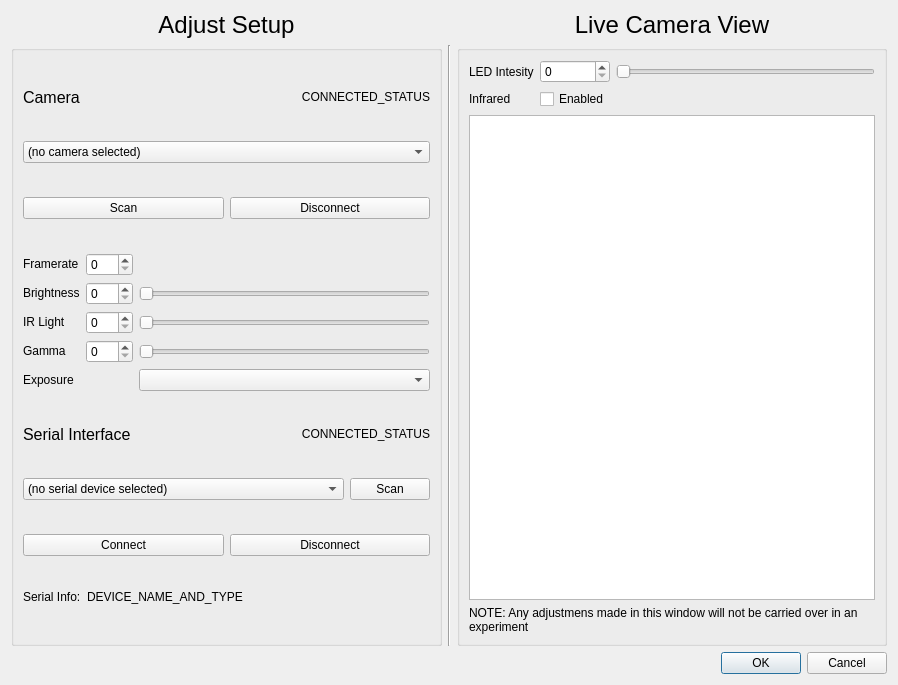
The window that src/UI/settings_dialog.ui (simenfuglestad/CI-VTS) describes before a commit, drawn with Qt 5.
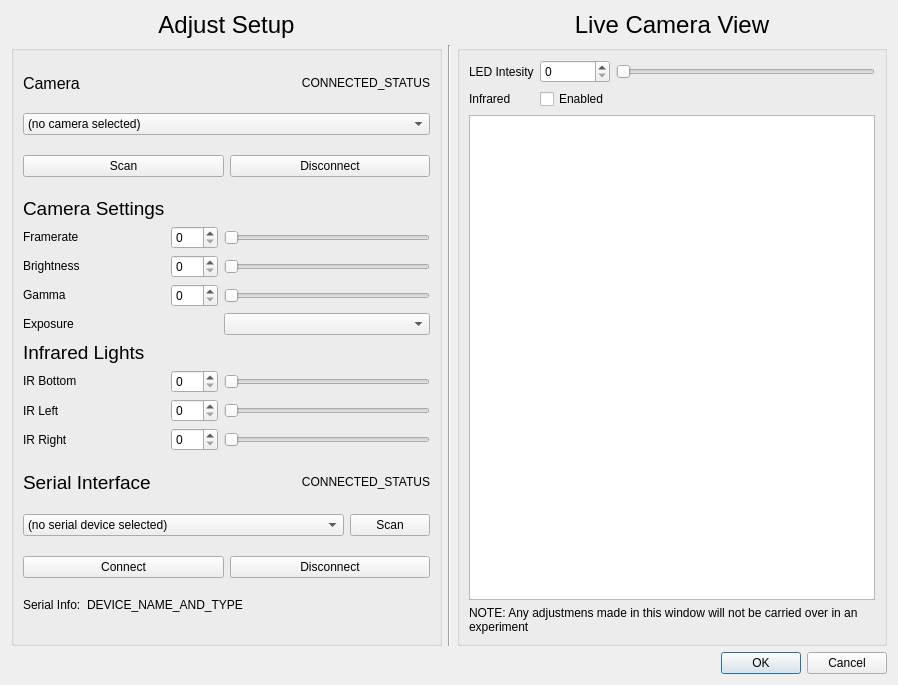
The same window after the commit. Custom widgets are drawn as their Qt base class.

Commit message: Added separate adjustments for sliders

```diff
--- a/src/UI/settings_dialog.ui
+++ b/src/UI/settings_dialog.ui
@@ -149,19 +149,6 @@
         </item>
         <item>
          <layout class="QGridLayout" name="gridLayout_2">
-          <item row="5" column="0">
-           <widget class="QLabel" name="label_7">
-            <property name="sizePolicy">
-             <sizepolicy hsizetype="Preferred" vsizetype="Fixed">
-              <horstretch>0</horstretch>
-              <verstretch>0</verstretch>
-             </sizepolicy>
-            </property>
-            <property name="text">
-             <string>Exposure</string>
-            </property>
-           </widget>
-          </item>
           <item row="3" column="1">
            <widget class="QSpinBox" name="spin_gamma">
             <property name="maximum">
@@ -169,67 +156,7 @@
             </property>
            </widget>
           </item>
-          <item row="0" column="0">
-           <widget class="QLabel" name="label_5">
-            <property name="sizePolicy">
-             <sizepolicy hsizetype="Preferred" vsizetype="Fixed">
-              <horstretch>0</horstretch>
-              <verstretch>0</verstretch>
-             </sizepolicy>
-            </property>
-            <property name="text">
-             <string>Framerate</string>
-            </property>
-           </widget>
-          </item>
-          <item row="1" column="0">
-           <widget class="QLabel" name="label_4">
-            <property name="sizePolicy">
-             <sizepolicy hsizetype="Preferred" vsizetype="Fixed">
-              <horstretch>0</horstretch>
-              <verstretch>0</verstretch>
-             </sizepolicy>
-            </property>
-            <property name="text">
-             <string>Brightness</string>
-            </property>
-           </widget>
-          </item>
-          <item row="0" column="1">
-           <widget class="QSpinBox" name="spin_framerate">
-            <property name="maximum">
-             <number>100</number>
-            </property>
-           </widget>
-          </item>
           <item row="2" column="1">
-           <widget class="QSpinBox" name="spin_IR_LED">
-            <property name="maximum">
-             <number>100</number>
-            </property>
-           </widget>
-          </item>
-          <item row="1" column="2">
-           <widget class="QSlider" name="hslider_brightness">
-            <property name="maximum">
-             <number>100</number>
-            </property>
-            <property name="orientation">
-             <enum>Qt::Horizontal</enum>
-            </property>
-           </widget>
-          </item>
-          <item row="3" column="2">
-           <widget class="QSlider" name="hslider_gamma">
-            <property name="maximum">
-             <number>100</number>
-            </property>
-            <property name="orientation">
-             <enum>Qt::Horizontal</enum>
-            </property>
-           </widget>
-          </item>
-          <item row="1" column="1">
            <widget class="QSpinBox" name="spin_brightness">
             <property name="maximum">
              <number>100</number>
@@ -237,7 +164,7 @@
            </widget>
           </item>
           <item row="2" column="0">
-           <widget class="QLabel" name="label_6">
+           <widget class="QLabel" name="label_4">
             <property name="sizePolicy">
              <sizepolicy hsizetype="Preferred" vsizetype="Fixed">
               <horstretch>0</horstretch>
@@ -245,7 +172,33 @@
              </sizepolicy>
             </property>
             <property name="text">
-             <string>IR Light</string>
+             <string>Brightness</string>
+            </property>
+           </widget>
+          </item>
+          <item row="8" column="1">
+           <widget class="QSpinBox" name="spin_IR_right"/>
+          </item>
+          <item row="7" column="1">
+           <widget class="QSpinBox" name="spin_IR_left"/>
+          </item>
+          <item row="6" column="2">
+           <widget class="QSlider" name="hslider_IR_bottom">
+            <property name="maximum">
+             <number>100</number>
+            </property>
+            <property name="tracking">
+             <bool>true</bool>
+            </property>
+            <property name="orientation">
+             <enum>Qt::Horizontal</enum>
+            </property>
+           </widget>
+          </item>
+          <item row="7" column="2">
+           <widget class="QSlider" name="hslider_IR_left">
+            <property name="orientation">
+             <enum>Qt::Horizontal</enum>
             </property>
            </widget>
           </item>
@@ -262,8 +215,79 @@
             </property>
            </widget>
           </item>
+          <item row="6" column="1">
+           <widget class="QSpinBox" name="spin_IR_bottom">
+            <property name="maximum">
+             <number>100</number>
+            </property>
+           </widget>
+          </item>
+          <item row="4" column="0">
+           <widget class="QLabel" name="label_7">
+            <property name="sizePolicy">
+             <sizepolicy hsizetype="Preferred" vsizetype="Fixed">
+              <horstretch>0</horstretch>
+              <verstretch>0</verstretch>
+             </sizepolicy>
+            </property>
+            <property name="text">
+             <string>Exposure</string>
+            </property>
+           </widget>
+          </item>
+          <item row="1" column="0">
+           <widget class="QLabel" name="label_5">
+            <property name="sizePolicy">
+             <sizepolicy hsizetype="Preferred" vsizetype="Fixed">
+              <horstretch>0</horstretch>
+              <verstretch>0</verstretch>
+             </sizepolicy>
+            </property>
+            <property name="text">
+             <string>Framerate</string>
+            </property>
+           </widget>
+          </item>
+          <item row="6" column="0">
+           <widget class="QLabel" name="label_6">
+            <property name="sizePolicy">
+             <sizepolicy hsizetype="Preferred" vsizetype="Fixed">
+              <horstretch>0</horstretch>
+              <verstretch>0</verstretch>
+             </sizepolicy>
+            </property>
+            <property name="text">
+             <string>IR Bottom</string>
+            </property>
+           </widget>
+          </item>
+          <item row="1" column="1">
+           <widget class="QSpinBox" name="spin_framerate">
+            <property name="maximum">
+             <number>100</number>
+            </property>
+           </widget>
+          </item>
+          <item row="5" column="0">
+           <widget class="QLabel" name="label_17">
+            <property name="sizePolicy">
+             <sizepolicy hsizetype="Preferred" vsizetype="Maximum">
+              <horstretch>0</horstretch>
+              <verstretch>0</verstretch>
+             </sizepolicy>
+            </property>
+            <property name="font">
+             <font>
+              <pointsize>14</pointsize>
+             </font>
+            </property>
+            <property name="text">
+             <string>Infrared Lights</string>
+            </property>
+           </widget>
+          </item>
           <item row="2" column="2">
-           <widget class="QSlider" name="hslider_IR_LED">
+           <widget class="QSlider" name="hslider_brightness">
             <property name="maximum">
              <number>100</number>
             </property>
@@ -275,9 +299,65 @@
             </property>
            </widget>
           </item>
-          <item row="5" column="2">
+          <item row="4" column="2">
            <widget class="QComboBox" name="combo_exposure"/>
           </item>
+          <item row="8" column="0">
+           <widget class="QLabel" name="label_12">
+            <property name="text">
+             <string>IR Right</string>
+            </property>
+           </widget>
+          </item>
+          <item row="7" column="0">
+           <widget class="QLabel" name="label_10">
+            <property name="text">
+             <string>IR Left</string>
+            </property>
+           </widget>
+          </item>
+          <item row="8" column="2">
+           <widget class="QSlider" name="hslider_IR_right">
+            <property name="orientation">
+             <enum>Qt::Horizontal</enum>
+            </property>
+           </widget>
+          </item>
+          <item row="3" column="2">
+           <widget class="QSlider" name="hslider_gamma">
+            <property name="maximum">
+             <number>100</number>
+            </property>
+            <property name="orientation">
+             <enum>Qt::Horizontal</enum>
+            </property>
+           </widget>
+          </item>
+          <item row="0" column="0">
+           <widget class="QLabel" name="label_18">
+            <property name="sizePolicy">
+             <sizepolicy hsizetype="Preferred" vsizetype="Maximum">
+              <horstretch>0</horstretch>
+              <verstretch>0</verstretch>
+             </sizepolicy>
+            </property>
+            <property name="font">
+             <font>
+              <pointsize>14</pointsize>
+             </font>
+            </property>
+            <property name="text">
+             <string>Camera Settings</string>
+            </property>
+           </widget>
+          </item>
+          <item row="1" column="2">
+           <widget class="QSlider" name="hslider_framerate">
+            <property name="orientation">
+             <enum>Qt::Horizontal</enum>
+            </property>
+           </widget>
+          </item>
          </layout>
         </item>
         <item>
@@ -292,7 +372,7 @@
             </property>
             <property name="font">
              <font>
-              <pointsize>12</pointsize>
+              <pointsize>14</pointsize>
              </font>
             </property>
             <property name="text">
```
Left out of the diff: 3 changed lines with no effect on the pictures. The commit also changes 2 other files.
